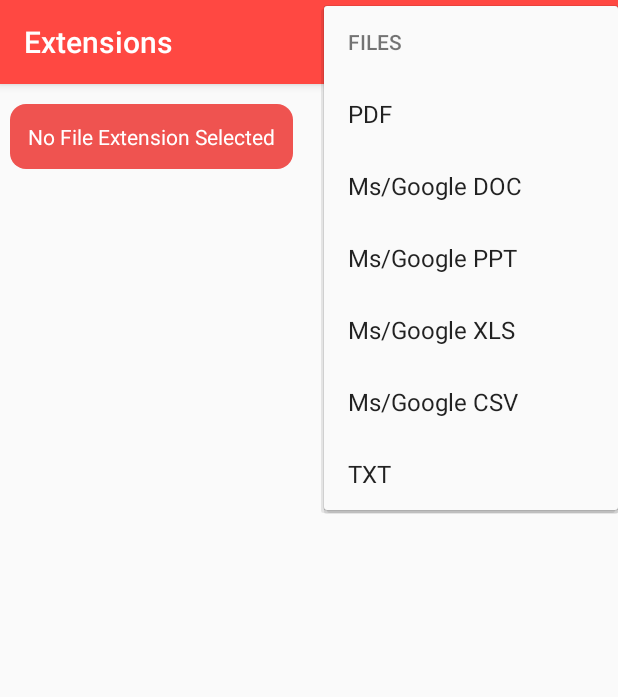
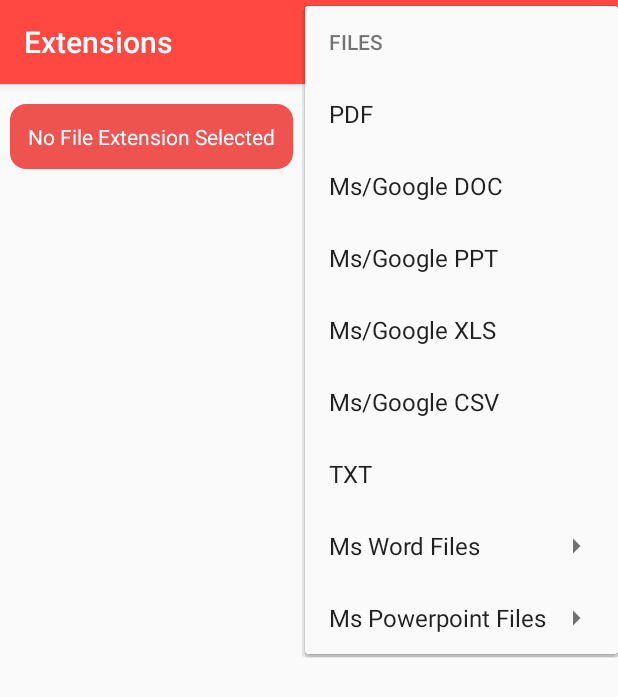
Before and after one commit to arnoldvaz27/Extensions, an Android app: the FileDisplayed screen opened directly, with no data from a screen before it, in the options menu, after a tap on "FILES", on a phone screen of 412 x 824 dp. Shown: the top 697 px of the screen. Run offline under Robolectric (Android 15) with nearby library versions, the phone set to English and light mode, and no system bars; our stand-ins replace sdp/ssp sizes.

Commit message:
Ms Word and Powerpoint Extensions added.

```diff
--- a/app/src/main/res/menu/menu_extension.xml
+++ b/app/src/main/res/menu/menu_extension.xml
@@ -82,6 +82,67 @@
             <item android:title="@string/txt"
                 android:id="@+id/txt"
                 app:showAsAction="never"/>
+            <item android:title="Ms Word Files"
+                android:id="@+id/msWordFiles"
+                app:showAsAction="never">
+                <menu>
+                    <item android:title="@string/msDot"
+                        android:id="@+id/msDot"
+                        app:showAsAction="never"/>
+                    <item android:title="@string/msWbk"
+                        android:id="@+id/msWbk"
+                        app:showAsAction="never"/>
+                    <item android:title="@string/msDocm"
+                        android:id="@+id/msDocm"
+                        app:showAsAction="never"/>
+                    <item android:title="@string/msDotx"
+                        android:id="@+id/msDotx"
+                        app:showAsAction="never"/>
+                    <item android:title="@string/msDotm"
+                        android:id="@+id/msDotm"
+                        app:showAsAction="never"/>
+                    <item android:title="@string/msDocb"
+                        android:id="@+id/msDocb"
+                        app:showAsAction="never"/>
+                </menu>
+            </item>
+            <item android:title="Ms Powerpoint Files"
+                android:id="@+id/msPowerpointFiles"
+                app:showAsAction="never">
+                <menu>
+                    <item android:title="@string/msPot"
+                        android:id="@+id/msPot"
+                        app:showAsAction="never"/>
+                    <item android:title="@string/msPps"
+                        android:id="@+id/msPps"
+                        app:showAsAction="never"/>
+                    <item android:title="@string/msPptm"
+                        android:id="@+id/msPptm"
+                        app:showAsAction="never"/>
+                    <item android:title="@string/msPotx"
+                        android:id="@+id/msPotx"
+                        app:showAsAction="never"/>
+                    <item android:title="@string/msPotm"
+                        android:id="@+id/msPotm"
+                        app:showAsAction="never"/>
+                    <item android:title="@string/msPpsx"
+                        android:id="@+id/msPpsx"
+                        app:showAsAction="never"/>
+                    <item android:title="@string/msPpsm"
+                        android:id="@+id/msPpsm"
+                        app:showAsAction="never"/>
+                    <item android:title="@string/msPpam"
+                        android:id="@+id/msPpam"
+                        app:showAsAction="never"/>
+                    <item android:title="@string/msSldx"
+                        android:id="@+id/msSldx"
+                        app:showAsAction="never"/>
+                    <item android:title="@string/msSldm"
+                        android:id="@+id/msSldm"
+                        app:showAsAction="never"/>
+                </menu>
+            </item>
+
         </menu>
     </item>
     <item android:title="@string/compress_files"
--- a/app/src/main/res/values/strings.xml
+++ b/app/src/main/res/values/strings.xml
@@ -46,4 +46,20 @@
     <string name="file_name">File name</string>
     <string name="xml">XML</string>
     <string name="splash_screen">SplashScreen</string>
+    <string name="msDot">Ms Dot</string>
+    <string name="msWbk">Ms Wbk</string>
+    <string name="msDocm">Ms Docm</string>
+    <string name="msDotx">Ms Dotx</string>
+    <string name="msDotm">Ms Dotm</string>
+    <string name="msDocb">Ms Docb</string>
+    <string name="msPot">Ms Pot</string>
+    <string name="msPps">Ms Pps</string>
+    <string name="msPptm">Ms Pptm</string>
+    <string name="msPotx">Ms Potx</string>
+    <string name="msPotm">Ms Potm</string>
+    <string name="msPpam">Ms Ppam</string>
+    <string name="msPpsx">Ms Ppsx</string>
+    <string name="msPpsm">Ms Ppsm</string>
+    <string name="msSldx">Ms Sldx</string>
+    <string name="msSldm">Ms Sldm</string>
 </resources>
```
Also changed, not shown: app/src/main/java/com/example/extensions/FileAdapter.java (+48 -0 lines), app/src/main/java/com/example/extensions/FileDisplayed.java (+114 -0 lines), app/src/main/res/drawable/powerpoint.png (added), app/src/main/res/drawable/word.png (added).
